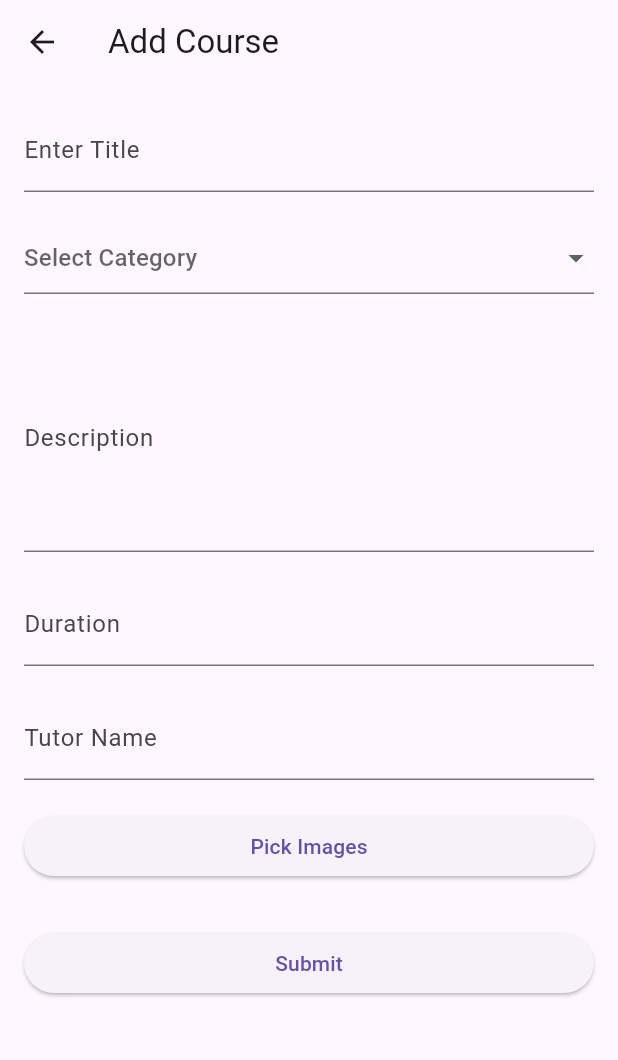
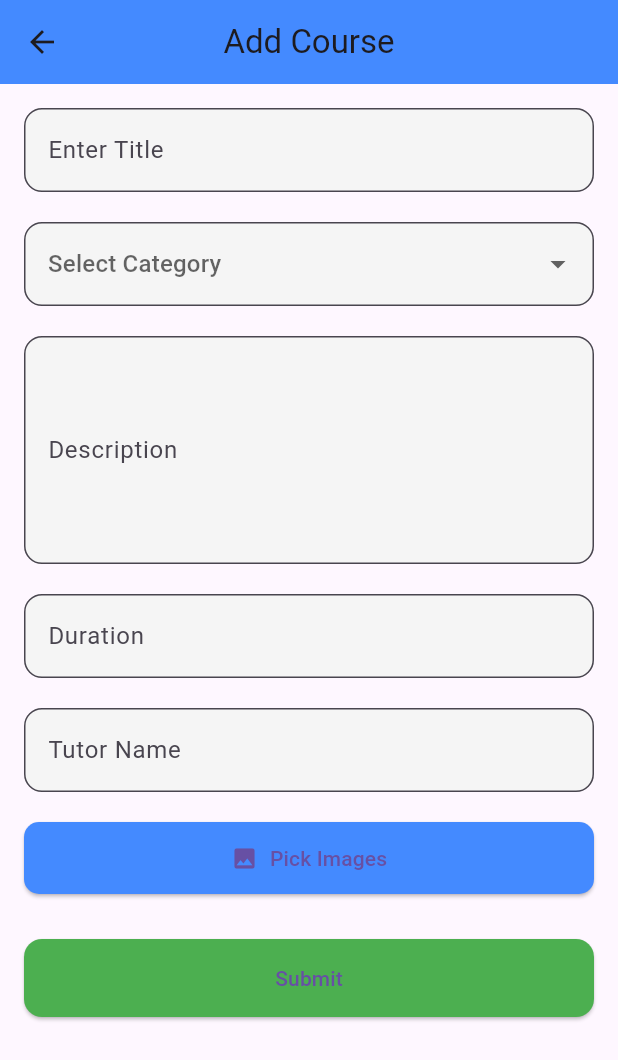
Before and after one commit to danuka-nalidu/soft_skill-app, a Flutter app: the AddCourseScreen screen opened directly, on a phone screen of 412 x 824 dp. Shown: the top 1060 px of the screen. Run offline on Flutter 3.47's test engine with Material 3 defaults, Android fonts, the phone set to English and light mode, and no system bars; our stand-ins replace cloud_firestore, file_picker, firebase_auth, firebase_core, firebase_storage, fluttertoast and 5 more; missing offline and left inert: comment_box, flutter_pdfview; accounts and stored records are empty; network calls fail.

```diff
--- a/lib/screens/admin/add_course_screen.dart
+++ b/lib/screens/admin/add_course_screen.dart
@@ -10,8 +10,6 @@ import '../../providers/course_provider.dart';
 import 'course_list_screen.dart';
 
 class AddCourseScreen extends StatefulWidget {
-
-
   @override
   _AddCourseScreenState createState() => _AddCourseScreenState();
 }
@@ -23,9 +21,15 @@ class _AddCourseScreenState extends State<AddCourseScreen> {
   final _durationController = TextEditingController();
   final _tutorController = TextEditingController();
   String? _selectedCategory;
-  final _categories = ['Speaking', 'Decision making', 'Verbal Communication', 'Conflict Resolution', 'Analytical thinking'];
-  List<File> _selectedImages = [];  // To store selected images
-  List<File> _selectedDocs = [];    // To store selected documents
+  final _categories = [
+    'Speaking',
+    'Decision making',
+    'Verbal Communication',
+    'Conflict Resolution',
+    'Analytical thinking'
+  ];
+  List<File> _selectedImages = []; // To store selected images
+  List<File> _selectedDocs = []; // To store selected documents
   bool _isLoading = false;
 
   @override
@@ -49,7 +53,11 @@ class _AddCourseScreenState extends State<AddCourseScreen> {
 
   // Pick documents using file_picker
   Future<void> _pickDocuments() async {
-    FilePickerResult? result = await FilePicker.platform.pickFiles(allowMultiple: true, type: FileType.custom, allowedExtensions: ['pdf']);
+    FilePickerResult? result = await FilePicker.platform.pickFiles(
+      allowMultiple: true,
+      type: FileType.custom,
+      allowedExtensions: ['pdf'],
+    );
     if (result != null) {
       setState(() {
         _selectedDocs = result.paths.map((path) => File(path!)).toList();
@@ -62,7 +70,8 @@ class _AddCourseScreenState extends State<AddCourseScreen> {
     List<String> downloadUrls = [];
     for (var file in files) {
       final fileName = DateTime.now().millisecondsSinceEpoch.toString();
-      final storageRef = FirebaseStorage.instance.ref().child('$folderName/$fileName');
+      final storageRef =
+          FirebaseStorage.instance.ref().child('$folderName/$fileName');
       UploadTask uploadTask = storageRef.putFile(file);
       TaskSnapshot snapshot = await uploadTask;
       String downloadUrl = await snapshot.ref.getDownloadURL();
@@ -75,7 +84,7 @@ class _AddCourseScreenState extends State<AddCourseScreen> {
   Future<void> _submitForm() async {
     if (_formKey.currentState!.validate()) {
       setState(() {
-        _isLoading = true;  // Show loading indicator
+        _isLoading = true; // Show loading indicator
       });
 
       // Upload images and documents to Firebase Storage
@@ -89,8 +98,8 @@ class _AddCourseScreenState extends State<AddCourseScreen> {
         'category': _selectedCategory!,
         'duration': _durationController.text,
         'tutor': _tutorController.text,
-        'media': imageUrls,  // Store the image URLs
-        'files': docUrls,    // Store the document URLs
+        'media': imageUrls, // Store the image URLs
+        'files': docUrls, // Store the document URLs
       });
 
       ScaffoldMessenger.of(context).showSnackBar(
@@ -105,14 +114,18 @@ class _AddCourseScreenState extends State<AddCourseScreen> {
     }
 
     setState(() {
-      _isLoading = false;  // Hide loading indicator
+      _isLoading = false; // Hide loading indicator
     });
   }
 
   @override
   Widget build(BuildContext context) {
     return Scaffold(
-      appBar: AppBar(title: Text('Add Course')),
+      appBar: AppBar(
+        title: Text('Add Course'),
+        backgroundColor: Colors.blueAccent,
+        centerTitle: true,
+      ),
       body: Padding(
         padding: const EdgeInsets.all(16.0),
         child: Form(
@@ -121,9 +134,17 @@ class _AddCourseScreenState extends State<AddCourseScreen> {
             children: [
               ListView(
                 children: [
+                  // Course Title Input
                   TextFormField(
                     controller: _titleController,
-                    decoration: InputDecoration(labelText: 'Enter Title'),
+                    decoration: InputDecoration(
+                      labelText: 'Enter Title',
+                      border: OutlineInputBorder(
+                        borderRadius: BorderRadius.circular(12),
+                      ),
+                      filled: true,
+                      fillColor: Colors.grey[100],
+                    ),
                     validator: (value) {
                       if (value == null || value.isEmpty) {
                         return 'Please enter a title';
@@ -132,6 +153,8 @@ class _AddCourseScreenState extends State<AddCourseScreen> {
                     },
                   ),
                   SizedBox(height: 20),
+
+                  // Category Dropdown
                   DropdownButtonFormField<String>(
                     value: _selectedCategory,
                     hint: Text('Select Category'),
@@ -146,6 +169,13 @@ class _AddCourseScreenState extends State<AddCourseScreen> {
                         _selectedCategory = newValue;
                       });
                     },
+                    decoration: InputDecoration(
+                      border: OutlineInputBorder(
+                        borderRadius: BorderRadius.circular(12),
+                      ),
+                      filled: true,
+                      fillColor: Colors.grey[100],
+                    ),
                     validator: (value) {
                       if (value == null) {
                         return 'Please select a category';
@@ -154,9 +184,18 @@ class _AddCourseScreenState extends State<AddCourseScreen> {
                     },
                   ),
                   SizedBox(height: 20),
+
+                  // Course Description Input
                   TextFormField(
                     controller: _descriptionController,
-                    decoration: InputDecoration(labelText: 'Description'),
+                    decoration: InputDecoration(
+                      labelText: 'Description',
+                      border: OutlineInputBorder(
+                        borderRadius: BorderRadius.circular(12),
+                      ),
+                      filled: true,
+                      fillColor: Colors.grey[100],
+                    ),
                     maxLines: 5,
                     validator: (value) {
                       if (value == null || value.isEmpty) {
@@ -166,9 +205,18 @@ class _AddCourseScreenState extends State<AddCourseScreen> {
                     },
                   ),
                   SizedBox(height: 20),
+
+                  // Duration Input
                   TextFormField(
                     controller: _durationController,
-                    decoration: InputDecoration(labelText: 'Duration'),
+                    decoration: InputDecoration(
+                      labelText: 'Duration',
+                      border: OutlineInputBorder(
+                        borderRadius: BorderRadius.circular(12),
+                      ),
+                      filled: true,
+                      fillColor: Colors.grey[100],
+                    ),
                     validator: (value) {
                       if (value == null || value.isEmpty) {
                         return 'Please enter the duration';
@@ -177,9 +225,18 @@ class _AddCourseScreenState extends State<AddCourseScreen> {
                     },
                   ),
                   SizedBox(height: 20),
+
+                  // Tutor Name Input
                   TextFormField(
                     controller: _tutorController,
-                    decoration: InputDecoration(labelText: 'Tutor Name'),
+                    decoration: InputDecoration(
+                      labelText: 'Tutor Name',
+                      border: OutlineInputBorder(
+                        borderRadius: BorderRadius.circular(12),
+                      ),
+                      filled: true,
+                      fillColor: Colors.grey[100],
+                    ),
                     validator: (value) {
                       if (value == null || value.isEmpty) {
                         return 'Please enter the tutor name';
@@ -190,52 +247,57 @@ class _AddCourseScreenState extends State<AddCourseScreen> {
                   SizedBox(height: 20),
 
                   // Button to pick images
-                  ElevatedButton(
+                  ElevatedButton.icon(
                     onPressed: _pickImages,
-                    child: Text('Pick Images'),
+                    icon: Icon(Icons.photo),
+                    label: Text('Pick Images'),
+                    style: ElevatedButton.styleFrom(
+                      padding: EdgeInsets.symmetric(vertical: 14),
+                      backgroundColor: Colors.blueAccent,
+                      shape: RoundedRectangleBorder(
+                        borderRadius: BorderRadius.circular(10),
+                      ),
+                    ),
                   ),
                   SizedBox(height: 10),
+
+                  // Display picked images
                   Wrap(
+                    spacing: 8.0,
+                    runSpacing: 8.0,
                     children: _selectedImages.map((file) {
-                      return Image.file(
-                        file,
-                        width: 100,
-                        height: 100,
-                        fit: BoxFit.cover,
+                      return ClipRRect(
+                        borderRadius: BorderRadius.circular(8.0),
+                        child: Image.file(
+                          file,
+                          width: 100,
+                          height: 100,
+                          fit: BoxFit.cover,
+                        ),
                       );
                     }).toList(),
                   ),
                   SizedBox(height: 20),
 
-                  // Button to pick documents
-                  // ElevatedButton(
-                  //   onPressed: _pickDocuments,
-                  //   child: Text('Pick PDFs'),
-                  // ),
-                  // SizedBox(height: 10),
-                  // Wrap(
-                  //   children: _selectedDocs.map((file) {
-                  //     return ListTile(
-                  //       leading: Icon(Icons.insert_drive_file),
-                  //       title: Text(file.path.split('/').last),
-                  //     );
-                  //   }).toList(),
-                  // ),
-                  // SizedBox(height: 20),
-
                   // Submit button
                   ElevatedButton(
                     onPressed: _isLoading ? null : _submitForm,
-                    child: Text('Submit'),
+                    child: _isLoading
+                        ? CircularProgressIndicator(
+                            valueColor:
+                                AlwaysStoppedAnimation<Color>(Colors.white),
+                          )
+                        : Text('Submit'),
+                    style: ElevatedButton.styleFrom(
+                      padding: EdgeInsets.symmetric(vertical: 16),
+                      backgroundColor: Colors.green,
+                      shape: RoundedRectangleBorder(
+                        borderRadius: BorderRadius.circular(12),
+                      ),
+                    ),
                   ),
                 ],
               ),
-
-              // Loading indicator while uploading
-              if (_isLoading)
-                Center(
-                  child: CircularProgressIndicator(),
-                ),
             ],
           ),
         ),
```
